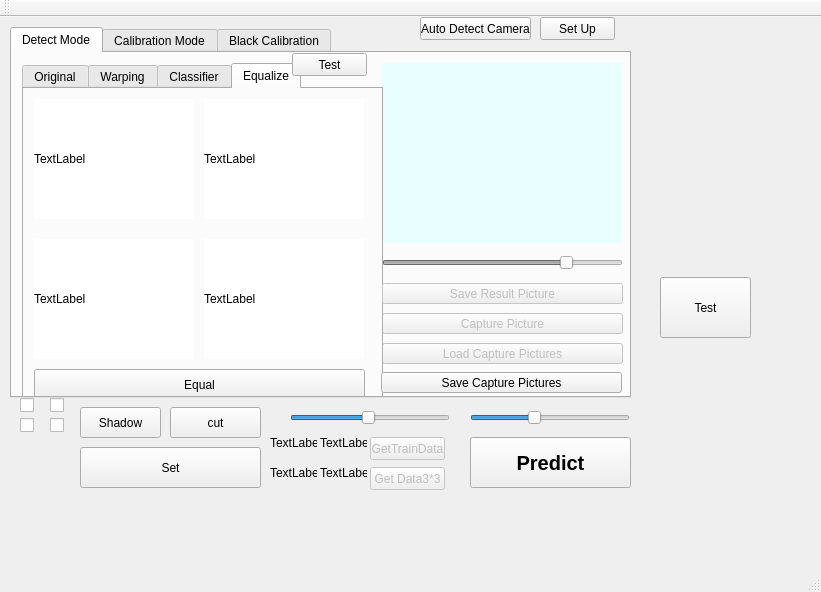
First picture: the form in mainwindow.ui, repository Chia-ChunHsu/MicroCapture, before the edit.
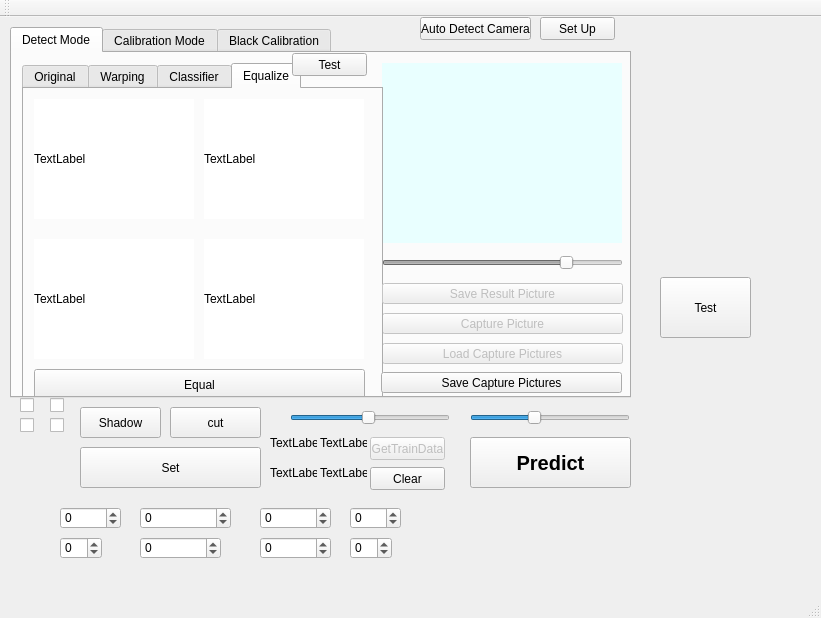
Second picture: the form after the edit.

```diff
--- a/mainwindow.ui
+++ b/mainwindow.ui
@@ -7,7 +7,7 @@
     <x>0</x>
     <y>0</y>
     <width>821</width>
-    <height>592</height>
+    <height>618</height>
    </rect>
   </property>
   <property name="windowTitle">
@@ -1077,7 +1077,7 @@
    </widget>
    <widget class="QPushButton" name="getData3x3Button">
     <property name="enabled">
-     <bool>false</bool>
+     <bool>true</bool>
     </property>
     <property name="geometry">
      <rect>
@@ -1088,7 +1088,7 @@
      </rect>
     </property>
     <property name="text">
-     <string>Get Data3*3</string>
+     <string>Clear</string>
     </property>
    </widget>
    <widget class="QLabel" name="L1">
@@ -1156,6 +1156,134 @@
      <string>Test</string>
     </property>
    </widget>
+   <widget class="QSpinBox" name="spinBox">
+    <property name="geometry">
+     <rect>
+      <x>60</x>
+      <y>490</y>
+      <width>61</width>
+      <height>22</height>
+     </rect>
+    </property>
+    <property name="minimum">
+     <number>-10</number>
+    </property>
+    <property name="maximum">
+     <number>10</number>
+    </property>
+   </widget>
+   <widget class="QSpinBox" name="spinBox_2">
+    <property name="geometry">
+     <rect>
+      <x>140</x>
+      <y>490</y>
+      <width>91</width>
+      <height>22</height>
+     </rect>
+    </property>
+    <property name="minimum">
+     <number>-10</number>
+    </property>
+    <property name="maximum">
+     <number>10</number>
+    </property>
+   </widget>
+   <widget class="QSpinBox" name="spinBox_3">
+    <property name="geometry">
+     <rect>
+      <x>260</x>
+      <y>490</y>
+      <width>71</width>
+      <height>22</height>
+     </rect>
+    </property>
+    <property name="minimum">
+     <number>-10</number>
+    </property>
+    <property name="maximum">
+     <number>10</number>
+    </property>
+   </widget>
+   <widget class="QSpinBox" name="spinBox_4">
+    <property name="geometry">
+     <rect>
+      <x>350</x>
+      <y>490</y>
+      <width>51</width>
+      <height>22</height>
+     </rect>
+    </property>
+    <property name="minimum">
+     <number>-10</number>
+    </property>
+    <property name="maximum">
+     <number>10</number>
+    </property>
+   </widget>
+   <widget class="QSpinBox" name="spinBox_5">
+    <property name="geometry">
+     <rect>
+      <x>60</x>
+      <y>520</y>
+      <width>42</width>
+      <height>22</height>
+     </rect>
+    </property>
+    <property name="minimum">
+     <number>-10</number>
+    </property>
+    <property name="maximum">
+     <number>10</number>
+    </property>
+   </widget>
+   <widget class="QSpinBox" name="spinBox_6">
+    <property name="geometry">
+     <rect>
+      <x>140</x>
+      <y>520</y>
+      <width>81</width>
+      <height>22</height>
+     </rect>
+    </property>
+    <property name="minimum">
+     <number>-10</number>
+    </property>
+    <property name="maximum">
+     <number>10</number>
+    </property>
+   </widget>
+   <widget class="QSpinBox" name="spinBox_7">
+    <property name="geometry">
+     <rect>
+      <x>260</x>
+      <y>520</y>
+      <width>71</width>
+      <height>22</height>
+     </rect>
+    </property>
+    <property name="minimum">
+     <number>-10</number>
+    </property>
+    <property name="maximum">
+     <number>10</number>
+    </property>
+   </widget>
+   <widget class="QSpinBox" name="spinBox_8">
+    <property name="geometry">
+     <rect>
+      <x>350</x>
+      <y>520</y>
+      <width>42</width>
+      <height>22</height>
+     </rect>
+    </property>
+    <property name="minimum">
+     <number>-10</number>
+    </property>
+    <property name="maximum">
+     <number>10</number>
+    </property>
+   </widget>
   </widget>
   <widget class="QMenuBar" name="menuBar">
    <property name="geometry">
```
